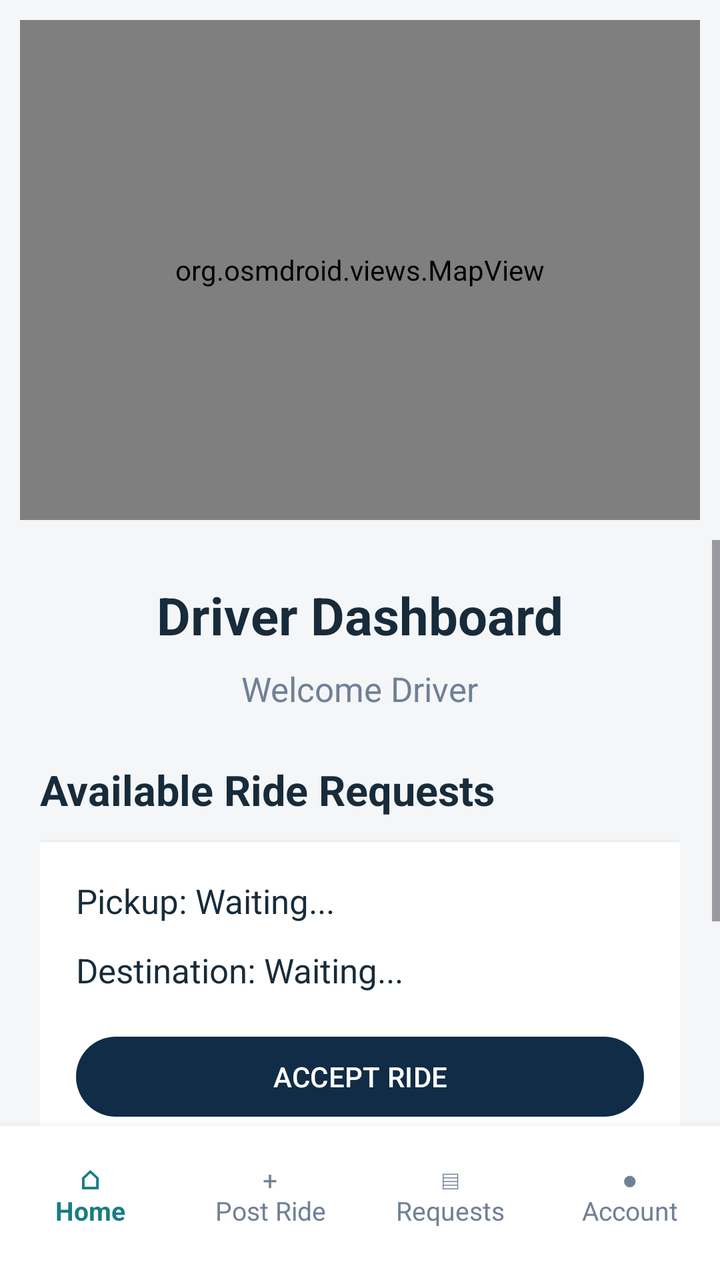
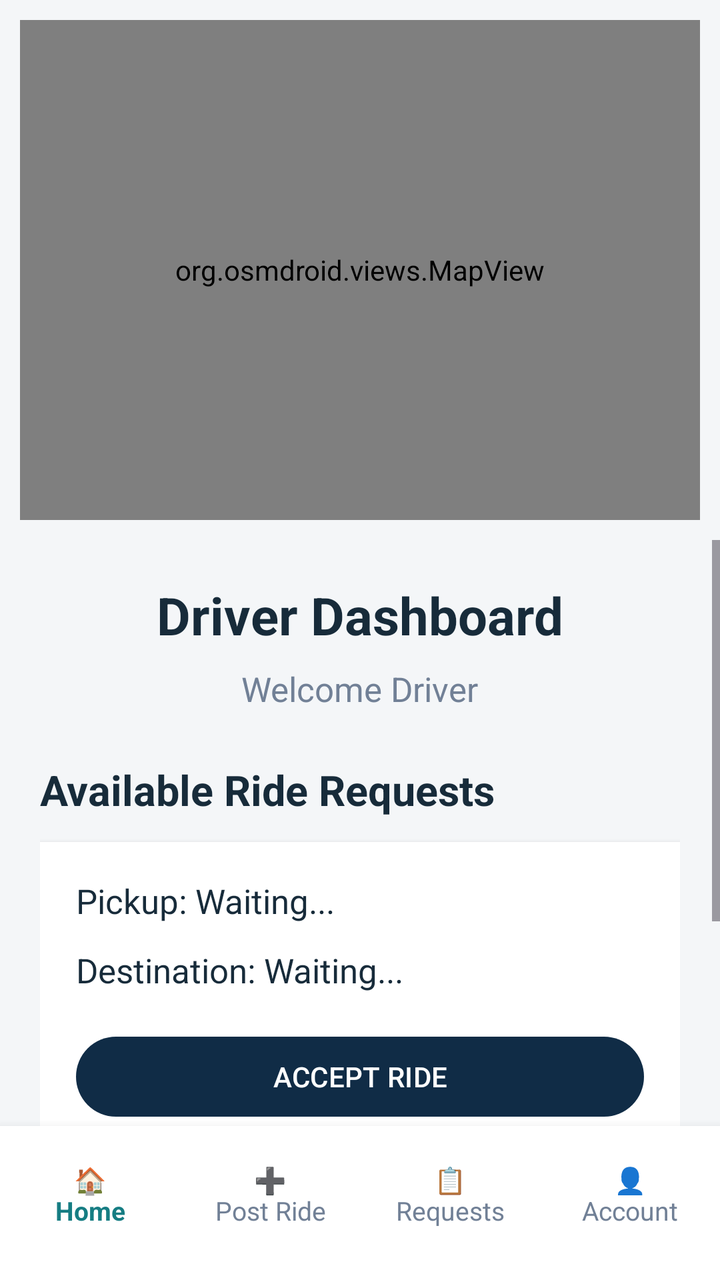

An Android layout rendered at two revisions. The XML below is the earlier revision; the diff shows what the commit changed to produce the second picture.
<!-- AndroidManifest.xml: application theme Theme.RideConnect -->
<!-- res/layout/activity_driver_dashboard.xml -->
<?xml version="1.0" encoding="utf-8"?>
<LinearLayout
    xmlns:android="http://schemas.android.com/apk/res/android"
    android:layout_width="match_parent"
    android:layout_height="match_parent"
    android:orientation="vertical"
    android:background="@color/screen_background">

    
    <org.osmdroid.views.MapView
        android:id="@+id/driverMap"
        android:layout_width="match_parent"
        android:layout_height="250dp"
        android:layout_margin="10dp" />

    
    <ScrollView
        android:layout_width="match_parent"
        android:layout_height="0dp"
        android:layout_weight="1"
        android:fillViewport="true">

        <LinearLayout
            android:layout_width="match_parent"
            android:layout_height="wrap_content"
            android:orientation="vertical"
            android:padding="20dp">

            <TextView
                android:layout_width="wrap_content"
                android:layout_height="wrap_content"
                android:text="Driver Dashboard"
                android:textColor="@color/text_primary"
                android:textSize="26sp"
                android:textStyle="bold"
                android:layout_gravity="center_horizontal" />

            <TextView
                android:id="@+id/welcomeDriverText"
                android:layout_width="wrap_content"
                android:layout_height="wrap_content"
                android:text="Welcome Driver"
                android:textColor="@color/text_secondary"
                android:textSize="17sp"
                android:layout_marginTop="8dp"
                android:layout_gravity="center_horizontal" />

            

            <Button
                android:id="@+id/accountButton"
                android:layout_width="match_parent"
                android:layout_height="wrap_content"
                android:text="MY ACCOUNT"
                android:visibility="gone" />

            <Button
                android:id="@+id/postRideButton"
                android:layout_width="match_parent"
                android:layout_height="wrap_content"
                android:text="POST A RIDE"
                android:visibility="gone" />

            <Button
                android:id="@+id/bookingRequestsButton"
                android:layout_width="match_parent"
                android:layout_height="wrap_content"
                android:text="BOOKING REQUESTS"
                android:visibility="gone" />

            
            <TextView
                android:layout_width="wrap_content"
                android:layout_height="wrap_content"
                android:text="Available Ride Requests"
                android:textColor="@color/text_primary"
                android:textSize="21sp"
                android:textStyle="bold"
                android:layout_marginTop="25dp" />

            <LinearLayout
                android:id="@+id/rideRequestContainer"
                android:layout_width="match_parent"
                android:layout_height="wrap_content"
                android:orientation="vertical"
                android:padding="18dp"
                android:layout_marginTop="12dp"
                android:background="@color/card_white"
                android:elevation="3dp">

                <TextView
                    android:id="@+id/pickupText"
                    android:layout_width="match_parent"
                    android:layout_height="wrap_content"
                    android:text="Pickup: Waiting..."
                    android:textColor="@color/text_primary"
                    android:textSize="17sp" />

                <TextView
                    android:id="@+id/destinationText"
                    android:layout_width="match_parent"
                    android:layout_height="wrap_content"
                    android:text="Destination: Waiting..."
                    android:textColor="@color/text_primary"
                    android:textSize="17sp"
                    android:layout_marginTop="12dp" />

                <Button
                    android:id="@+id/acceptRideButton"
                    android:layout_width="match_parent"
                    android:layout_height="wrap_content"
                    android:layout_marginTop="18dp"
                    android:text="ACCEPT RIDE" />

                <Button
                    android:id="@+id/startRideButton"
                    android:layout_width="match_parent"
                    android:layout_height="wrap_content"
                    android:text="START RIDE"
                    android:layout_marginTop="12dp"
                    android:enabled="false" />

                <Button
                    android:id="@+id/completeRideButton"
                    android:layout_width="match_parent"
                    android:layout_height="wrap_content"
                    android:text="COMPLETE RIDE"
                    android:layout_marginTop="12dp"
                    android:enabled="false" />

            </LinearLayout>

        </LinearLayout>

    </ScrollView>

    
    <LinearLayout
        android:id="@+id/driverBottomNavigation"
        android:layout_width="match_parent"
        android:layout_height="wrap_content"
        android:orientation="horizontal"
        android:gravity="center"
        android:background="@color/card_white"
        android:elevation="8dp"
        android:paddingTop="4dp"
        android:paddingBottom="12dp">

        <TextView
            android:id="@+id/driverHomeNavItem"
            android:layout_width="0dp"
            android:layout_height="61dp"
            android:layout_weight="1"
            android:gravity="center"
            android:text="⌂&#10;Home"
            android:textColor="@color/teal"
            android:textStyle="bold"
            android:textSize="13sp"
            android:background="?attr/selectableItemBackground" />

        <TextView
            android:id="@+id/driverPostRideNavItem"
            android:layout_width="0dp"
            android:layout_height="61dp"
            android:layout_weight="1"
            android:gravity="center"
            android:text="+&#10;Post Ride"
            android:textColor="@color/text_secondary"
            android:textSize="13sp"
            android:background="?attr/selectableItemBackground" />

        <TextView
            android:id="@+id/driverRequestsNavItem"
            android:layout_width="0dp"
            android:layout_height="61dp"
            android:layout_weight="1"
            android:gravity="center"
            android:text="▤&#10;Requests"
            android:textColor="@color/text_secondary"
            android:textSize="13sp"
            android:background="?attr/selectableItemBackground" />

        <TextView
            android:id="@+id/driverAccountNavItem"
            android:layout_width="0dp"
            android:layout_height="61dp"
            android:layout_weight="1"
            android:gravity="center"
            android:text="●&#10;Account"
            android:textColor="@color/text_secondary"
            android:textSize="13sp"
            android:background="?attr/selectableItemBackground" />

    </LinearLayout>

</LinearLayout>
<!-- resources referenced by this layout -->
<resources>
  <color name="card_white">#FFFFFF</color>
  <color name="screen_background">#F4F6F8</color>
  <color name="teal">#167D83</color>
  <color name="text_primary">#172B3A</color>
  <color name="text_secondary">#718096</color>
  <style name="Theme.RideConnect" parent="Base.Theme.RideConnect" />
  <style name="Base.Theme.RideConnect" parent="Theme.Material3.Light.NoActionBar">
  
          
          <item name="colorPrimary">@color/navy</item>
          <item name="colorOnPrimary">@color/white</item>
  
          <item name="colorSecondary">@color/teal</item>
          <item name="colorOnSecondary">@color/white</item>
  
          <item name="colorTertiary">@color/gold</item>
          <item name="colorOnTertiary">@color/navy</item>
  
          
          <item name="colorSurface">@color/card_white</item>
          <item name="colorOnSurface">@color/text_primary</item>
  
          
          <item name="android:statusBarColor">@color/navy</item>
          <item name="android:navigationBarColor">@color/card_white</item>
  
          <item name="android:windowLightStatusBar">false</item>
          <item name="android:windowLightNavigationBar">true</item>
  
          
          <item name="android:windowBackground">@color/screen_background</item>
  
          
          <item name="android:colorAccent">@color/teal</item>
  
      </style>
  <color name="navy">#102C46</color>
  <color name="white">#FFFFFFFF</color>
  <color name="gold">#F2B84B</color>
</resources>

<!-- the commit's change to res/layout/activity_driver_dashboard.xml (unified diff, before → after) -->
@@ -152,7 +152,7 @@
             android:layout_height="61dp"
             android:layout_weight="1"
             android:gravity="center"
-            android:text="⌂&#10;Home"
+            android:text="🏠&#10;Home"
             android:textColor="@color/teal"
             android:textStyle="bold"
             android:textSize="13sp"
@@ -164,7 +164,7 @@
             android:layout_height="61dp"
             android:layout_weight="1"
             android:gravity="center"
-            android:text="+&#10;Post Ride"
+            android:text="➕&#10;Post Ride"
             android:textColor="@color/text_secondary"
             android:textSize="13sp"
             android:background="?attr/selectableItemBackground" />
@@ -175,7 +175,7 @@
             android:layout_height="61dp"
             android:layout_weight="1"
             android:gravity="center"
-            android:text="▤&#10;Requests"
+            android:text="📋&#10;Requests"
             android:textColor="@color/text_secondary"
             android:textSize="13sp"
             android:background="?attr/selectableItemBackground" />
@@ -183,10 +183,10 @@
         <TextView
             android:id="@+id/driverAccountNavItem"
             android:layout_width="0dp"
-            android:layout_height="61dp"
+            android:layout_height="match_parent"
             android:layout_weight="1"
             android:gravity="center"
-            android:text="●&#10;Account"
+            android:text="👤&#10;Account"
             android:textColor="@color/text_secondary"
             android:textSize="13sp"
             android:background="?attr/selectableItemBackground" />
